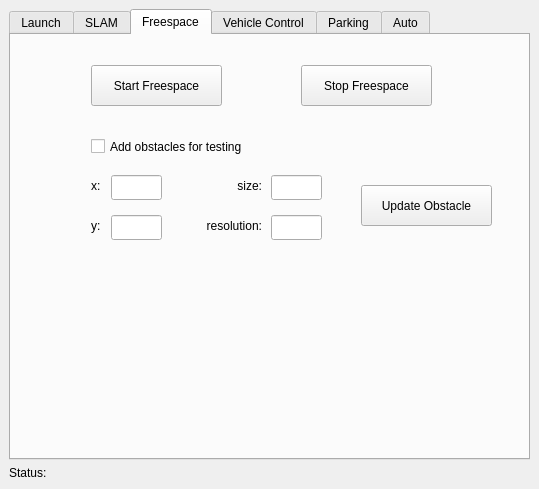
First picture: the form in src/rqt_state_machine/state_machine_controller.ui, repository JingruiYu/rqt_state_machine, before the edit.
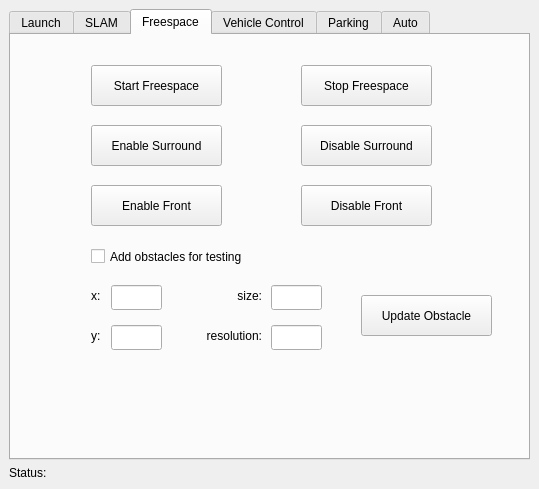
Second picture: the form after the edit.

Commit message: add function to enable and disable surround and front obstacles publishing

```diff
--- a/src/rqt_state_machine/state_machine_controller.ui
+++ b/src/rqt_state_machine/state_machine_controller.ui
@@ -449,7 +449,7 @@
           <property name="geometry">
            <rect>
             <x>80</x>
-            <y>100</y>
+            <y>210</y>
             <width>211</width>
             <height>23</height>
            </rect>
@@ -462,7 +462,7 @@
           <property name="geometry">
            <rect>
             <x>80</x>
-            <y>140</y>
+            <y>250</y>
             <width>21</width>
             <height>21</height>
            </rect>
@@ -475,7 +475,7 @@
           <property name="geometry">
            <rect>
             <x>100</x>
-            <y>140</y>
+            <y>250</y>
             <width>51</width>
             <height>25</height>
            </rect>
@@ -485,7 +485,7 @@
           <property name="geometry">
            <rect>
             <x>100</x>
-            <y>180</y>
+            <y>290</y>
             <width>51</width>
             <height>25</height>
            </rect>
@@ -495,7 +495,7 @@
           <property name="geometry">
            <rect>
             <x>80</x>
-            <y>180</y>
+            <y>290</y>
             <width>21</width>
             <height>21</height>
            </rect>
@@ -508,7 +508,7 @@
           <property name="geometry">
            <rect>
             <x>260</x>
-            <y>140</y>
+            <y>250</y>
             <width>51</width>
             <height>25</height>
            </rect>
@@ -518,7 +518,7 @@
           <property name="geometry">
            <rect>
             <x>210</x>
-            <y>140</y>
+            <y>250</y>
             <width>41</width>
             <height>21</height>
            </rect>
@@ -534,7 +534,7 @@
           <property name="geometry">
            <rect>
             <x>260</x>
-            <y>180</y>
+            <y>290</y>
             <width>51</width>
             <height>25</height>
            </rect>
@@ -544,7 +544,7 @@
           <property name="geometry">
            <rect>
             <x>170</x>
-            <y>180</y>
+            <y>290</y>
             <width>81</width>
             <height>21</height>
            </rect>
@@ -560,7 +560,7 @@
           <property name="geometry">
            <rect>
             <x>350</x>
-            <y>150</y>
+            <y>260</y>
             <width>131</width>
             <height>41</height>
            </rect>
@@ -569,6 +569,58 @@
            <string>Update Obstacle</string>
           </property>
          </widget>
+         <widget class="QPushButton" name="enableSurround">
+          <property name="geometry">
+           <rect>
+            <x>80</x>
+            <y>90</y>
+            <width>131</width>
+            <height>41</height>
+           </rect>
+          </property>
+          <property name="text">
+           <string>Enable Surround</string>
+          </property>
+         </widget>
+         <widget class="QPushButton" name="disableSurround">
+          <property name="geometry">
+           <rect>
+            <x>290</x>
+            <y>90</y>
+            <width>131</width>
+            <height>41</height>
+           </rect>
+          </property>
+          <property name="text">
+           <string>Disable Surround</string>
+          </property>
+         </widget>
+         <widget class="QPushButton" name="disableFront">
+          <property name="geometry">
+           <rect>
+            <x>290</x>
+            <y>150</y>
+            <width>131</width>
+            <height>41</height>
+           </rect>
+          </property>
+          <property name="text">
+           <string>Disable Front</string>
+          </property>
+         </widget>
+         <widget class="QPushButton" name="enableFront">
+          <property name="geometry">
+           <rect>
+            <x>80</x>
+            <y>150</y>
+            <width>131</width>
+            <height>41</height>
+           </rect>
+          </property>
+          <property name="text">
+           <string>Enable Front</string>
+          </property>
+         </widget>
         </widget>
         <widget class="QWidget" name="tabVehicleControl">
          <attribute name="title">
```
The commit also changes 2 other files.
